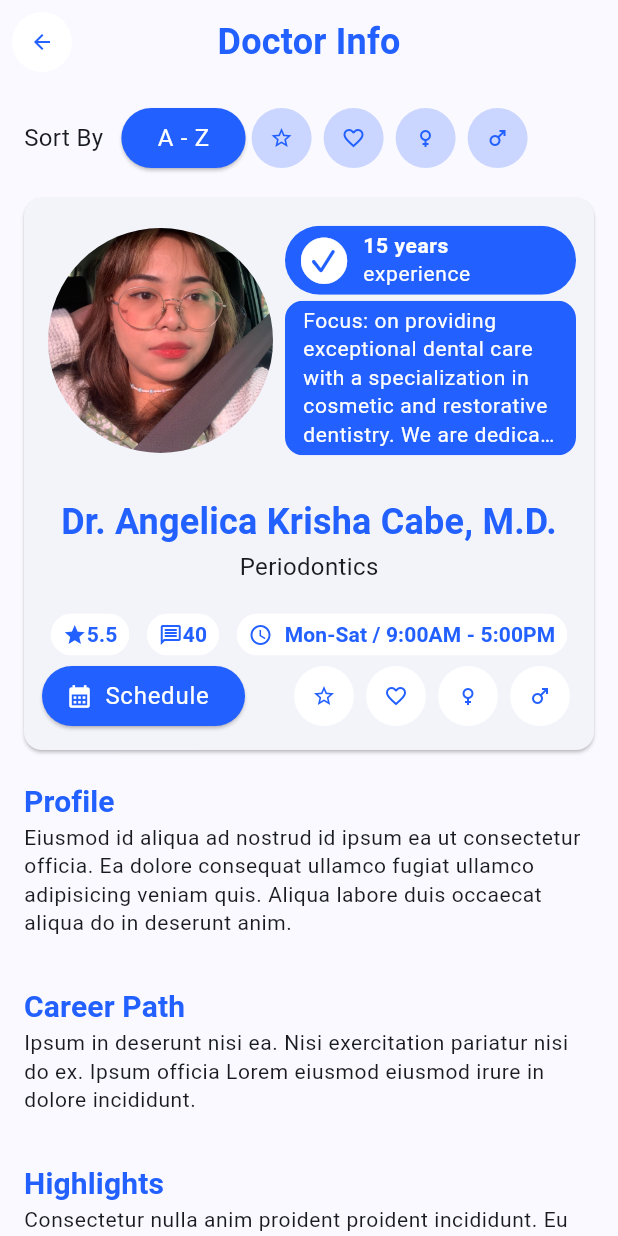
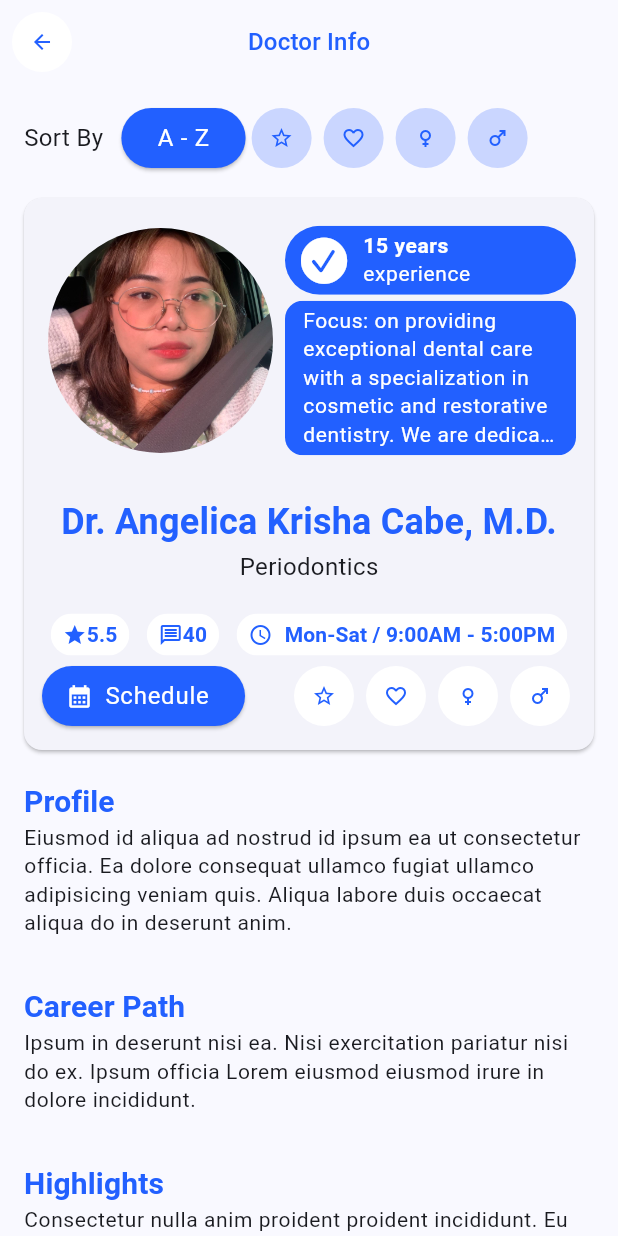
Before and after one commit to BretLogs/Skin_First, a Flutter app: the DoctorsRatingPage screen opened directly, scrolled down 69 dp, after a tap on "Info", on a phone screen of 412 x 824 dp. Run offline on Flutter 3.47's test engine with Material 3 defaults, Android fonts, the phone set to English and light mode, and no system bars; our stand-ins replace google_fonts, table_calendar; network calls fail.

Commit message:
AppBarTheme Changed to titleMedium and applied to every appBar

```diff
--- a/skin_first/lib/main.dart
+++ b/skin_first/lib/main.dart
@@ -1,7 +1,6 @@
 import 'package:flutter/material.dart';
 import 'package:google_fonts/google_fonts.dart';
 import 'package:skin_first/presentation/authentications_page/welcome_screen.dart';
-import 'package:skin_first/presentation/test_area/test_calendar.dart';
 
 void main() {
   runApp(const MyApp());
@@ -27,9 +26,11 @@ class MyApp extends StatelessWidget {
           onPrimary: mainColor,
         ),
         appBarTheme: AppBarTheme(
+          titleTextStyle: Theme.of(context).textTheme.titleMedium?.copyWith(color: mainColor),
           iconTheme: IconThemeData(
             color: mainColor,
           ),
+          centerTitle: true,
         ),
         iconButtonTheme: IconButtonThemeData(
           style: ButtonStyle(
--- a/skin_first/lib/presentation/doctors_page/doctors_info_page/doctors_info_page.dart
+++ b/skin_first/lib/presentation/doctors_page/doctors_info_page/doctors_info_page.dart
@@ -1,7 +1,4 @@
-import 'package:flutter/cupertino.dart';
 import 'package:flutter/material.dart';
-import 'package:skin_first/presentation/buttons/elevated_button_secondary.dart';
-import 'package:skin_first/presentation/buttons/icon_button_primary.dart';
 import 'package:skin_first/presentation/doctors_page/doctors_info_page/widgets/doctors_info_card.dart';
 import 'package:skin_first/presentation/doctors_page/doctors_info_page/widgets/doctors_info_titles.dart';
 import 'package:skin_first/presentation/doctors_page/widgets/doctors_page_navigation.dart';
@@ -13,16 +10,7 @@ class DoctorsInfoPage extends StatelessWidget {
   Widget build(BuildContext context) {
     return Scaffold(
       appBar: AppBar(
-        title: Text(
-          'Doctor Info',
-          style: Theme.of(context).textTheme.titleMedium?.copyWith(
-                color: const Color(0xff2260FF),
-              ),
-        ),
-        centerTitle: true,
-        iconTheme: const IconThemeData(
-          color: Colors.black, //change your color here
-        ),
+        title: const Text('Doctor Info'),
       ),
       body: const SingleChildScrollView(
         child: Column(
--- a/skin_first/lib/presentation/doctors_page/doctors_info_page/widgets/doctors_info_titles.dart
+++ b/skin_first/lib/presentation/doctors_page/doctors_info_page/widgets/doctors_info_titles.dart
@@ -1,4 +1,3 @@
-import 'package:flutter/cupertino.dart';
 import 'package:flutter/material.dart';
 
 class DoctorsInfoTitles extends StatelessWidget {
--- a/skin_first/lib/presentation/doctors_page/doctors_rating_page/doctors_rating_page.dart
+++ b/skin_first/lib/presentation/doctors_page/doctors_rating_page/doctors_rating_page.dart
@@ -20,12 +20,7 @@ class DoctorsRatingPage extends StatelessWidget {
     ];
     return Scaffold(
       appBar: AppBar(
-        title: Text(
-          'Rating',
-          style: Theme.of(context).textTheme.titleMedium?.copyWith(
-                color: const Color(0xff2260FF),
-              ),
-        ),
+        title: const Text('Rating'),
         centerTitle: true,
         iconTheme: const IconThemeData(
           color: Colors.black, //change your color here
--- a/skin_first/lib/presentation/doctors_page/widgets/doctors_page_navigation.dart
+++ b/skin_first/lib/presentation/doctors_page/widgets/doctors_page_navigation.dart
@@ -3,6 +3,7 @@ import 'package:skin_first/presentation/buttons/elevated_button_secondary.dart';
 import 'package:skin_first/presentation/buttons/elevated_button_tertiary.dart';
 import 'package:skin_first/presentation/buttons/icon_button_primary.dart';
 import 'package:skin_first/presentation/buttons/icon_button_tertiary.dart';
+import 'package:skin_first/presentation/doctors_page/doctors_favorite_page/doctors_favorite_page.dart';
 import 'package:skin_first/presentation/doctors_page/doctors_list_page/doctors_list.dart';
 import 'package:skin_first/presentation/doctors_page/doctors_rating_page/doctors_rating_page.dart';
 
@@ -32,7 +33,11 @@ class DoctorsPageNavigation extends StatelessWidget {
                 Navigator.pushReplacement(context, MaterialPageRoute(builder: (BuildContext context) => const DoctorsRatingPage()));
               },
               icon: Icons.star_border_outlined),
-          IconButtonPrimary(onPressed: () {}, icon: Icons.favorite_border_outlined),
+          IconButtonPrimary(
+              onPressed: () {
+                Navigator.pushReplacement(context, MaterialPageRoute(builder: (BuildContext context) => const DoctorsFavoritePage()));
+              },
+              icon: Icons.favorite_border_outlined),
           IconButtonPrimary(onPressed: () {}, icon: Icons.female_outlined),
           IconButtonPrimary(onPressed: () {}, icon: Icons.male_outlined),
         ],
```
Also changed, not shown: skin_first/lib/presentation/authentications_page/log_in/log_in_screen.dart (+1 -6 lines), skin_first/lib/presentation/authentications_page/sign_up/sign_up_screen.dart (+1 -7 lines), skin_first/lib/presentation/doctors_page/doctors_favorite_page/doctors_favorite_page.dart (added, +15 -0 lines), skin_first/lib/presentation/doctors_page/doctors_list_page/doctors_list.dart (+1 -6 lines).
